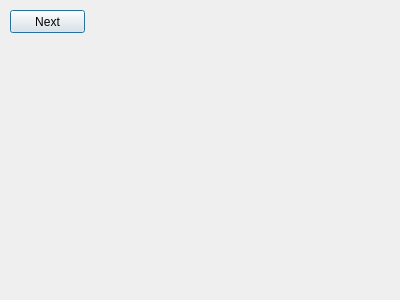
The window that Source Code/TJ's Code/sphumanmonk.ui (srohr/CEAMS) describes before a commit, drawn with Qt 5.
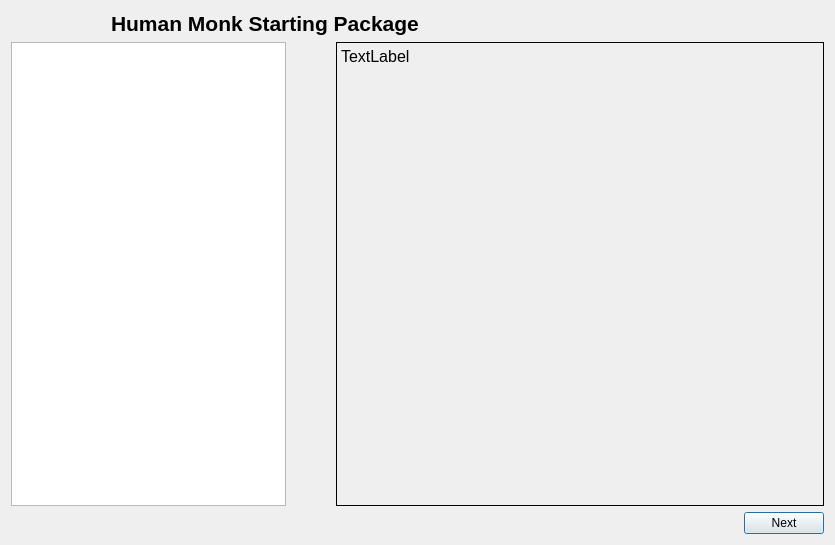
The same window after the commit.

Commit message:
Initial Layouts Complete
I have created all the layouts that were tasked of me and now they only
need to have the buttons and such operational.

What changed in the file:
```diff
--- a/Source Code/TJ's Code/sphumanmonk.ui
+++ b/Source Code/TJ's Code/sphumanmonk.ui
@@ -6,26 +6,146 @@
    <rect>
     <x>0</x>
     <y>0</y>
-    <width>400</width>
-    <height>300</height>
+    <width>835</width>
+    <height>545</height>
    </rect>
   </property>
   <property name="windowTitle">
    <string>Dialog</string>
   </property>
-  <widget class="QPushButton" name="Next">
-   <property name="geometry">
-    <rect>
-     <x>10</x>
-     <y>10</y>
-     <width>75</width>
-     <height>23</height>
-    </rect>
-   </property>
-   <property name="text">
-    <string>Next</string>
-   </property>
-  </widget>
+  <layout class="QVBoxLayout" name="verticalLayout_3">
+   <item>
+    <layout class="QVBoxLayout" name="verticalLayout_2">
+     <item>
+      <layout class="QHBoxLayout" name="horizontalLayout_3">
+       <property name="leftMargin">
+        <number>100</number>
+       </property>
+       <item>
+        <widget class="QLabel" name="label_2">
+         <property name="minimumSize">
+          <size>
+           <width>150</width>
+           <height>25</height>
+          </size>
+         </property>
+         <property name="maximumSize">
+          <size>
+           <width>400</width>
+           <height>25</height>
+          </size>
+         </property>
+         <property name="font">
+          <font>
+           <pointsize>16</pointsize>
+           <weight>75</weight>
+           <bold>true</bold>
+          </font>
+         </property>
+         <property name="text">
+          <string>Human Monk Starting Package</string>
+         </property>
+        </widget>
+       </item>
+       <item>
+        <spacer name="horizontalSpacer_2">
+         <property name="orientation">
+          <enum>Qt::Horizontal</enum>
+         </property>
+         <property name="sizeHint" stdset="0">
+          <size>
+           <width>198</width>
+           <height>20</height>
+          </size>
+         </property>
+        </spacer>
+       </item>
+      </layout>
+     </item>
+     <item>
+      <layout class="QVBoxLayout" name="verticalLayout">
+       <item>
+        <layout class="QHBoxLayout" name="horizontalLayout_2">
+         <property name="spacing">
+          <number>50</number>
+         </property>
+         <item>
+          <widget class="QListWidget" name="listWidget">
+           <property name="maximumSize">
+            <size>
+             <width>275</width>
+             <height>16777215</height>
+            </size>
+           </property>
+          </widget>
+         </item>
+         <item>
+          <widget class="QLabel" name="label">
+           <property name="sizePolicy">
+            <sizepolicy hsizetype="Preferred" vsizetype="Preferred">
+             <horstretch>0</horstretch>
+             <verstretch>0</verstretch>
+            </sizepolicy>
+           </property>
+           <property name="minimumSize">
+            <size>
+             <width>300</width>
+             <height>300</height>
+            </size>
+           </property>
+           <property name="font">
+            <font>
+             <pointsize>12</pointsize>
+            </font>
+           </property>
+           <property name="frameShape">
+            <enum>QFrame::Box</enum>
+           </property>
+           <property name="text">
+            <string>TextLabel</string>
+           </property>
+           <property name="alignment">
+            <set>Qt::AlignLeading|Qt::AlignLeft|Qt::AlignTop</set>
+           </property>
+           <property name="wordWrap">
+            <bool>true</bool>
+           </property>
+          </widget>
+         </item>
+        </layout>
+       </item>
+       <item>
+        <layout class="QHBoxLayout" name="horizontalLayout">
+         <item>
+          <spacer name="horizontalSpacer">
+           <property name="orientation">
+            <enum>Qt::Horizontal</enum>
+           </property>
+           <property name="sizeHint" stdset="0">
+            <size>
+             <width>348</width>
+             <height>20</height>
+            </size>
+           </property>
+          </spacer>
+         </item>
+         <item>
+          <widget class="QPushButton" name="Next">
+           <property name="text">
+            <string>Next</string>
+           </property>
+          </widget>
+         </item>
+        </layout>
+       </item>
+      </layout>
+     </item>
+    </layout>
+   </item>
+  </layout>
+  <zorder>layoutWidget</zorder>
+  <zorder></zorder>
+  <zorder></zorder>
  </widget>
  <resources/>
  <connections/>
```
The commit also changes 12 other files.
